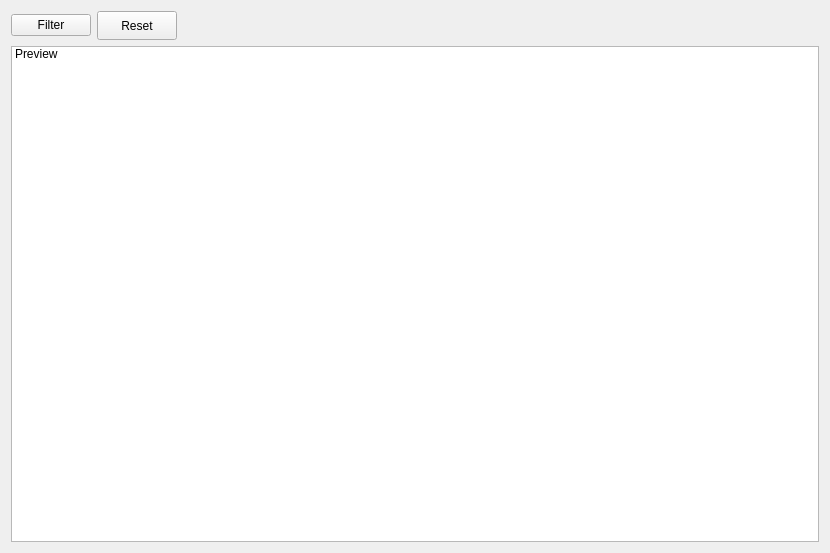
ChessMD/ChessMD, file databaseviewer.ui: the form before one commit.
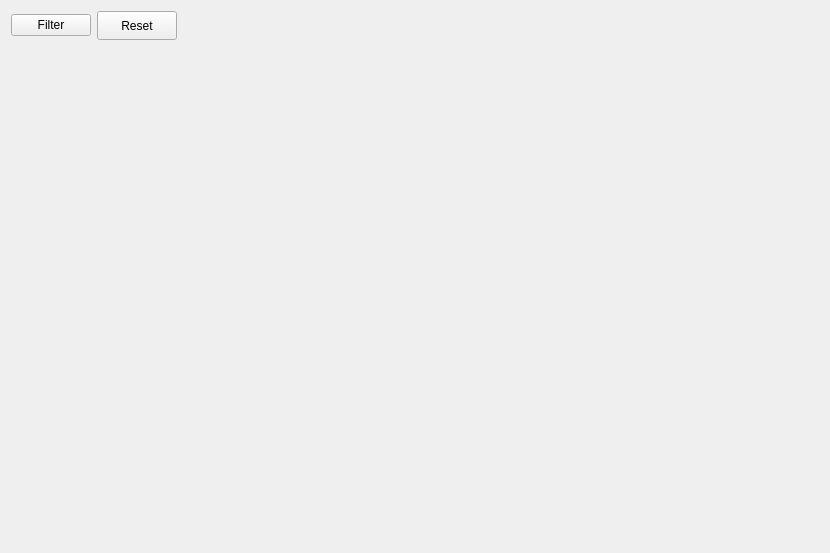
The form after the commit.

Commit message: Add game previews to database UI

```diff
--- a/databaseviewer.ui
+++ b/databaseviewer.ui
@@ -104,13 +104,7 @@
      <property name="orientation">
       <enum>Qt::Orientation::Horizontal</enum>
      </property>
-     <widget class="QListWidget" name="listWidget">
-      <item>
-       <property name="text">
-        <string>Preview</string>
-       </property>
-      </item>
-     </widget>
+     <widget class="QWidget" name="gamePreview" native="true"/>
     </widget>
    </item>
   </layout>
```
The commit also changes 11 other files.
